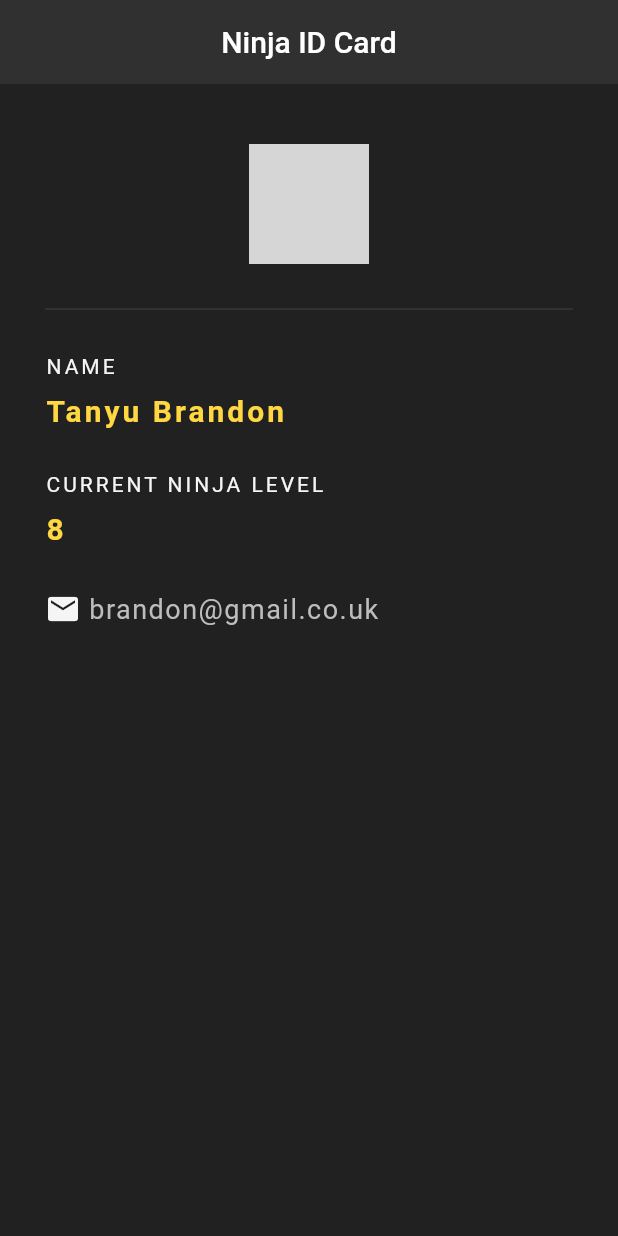
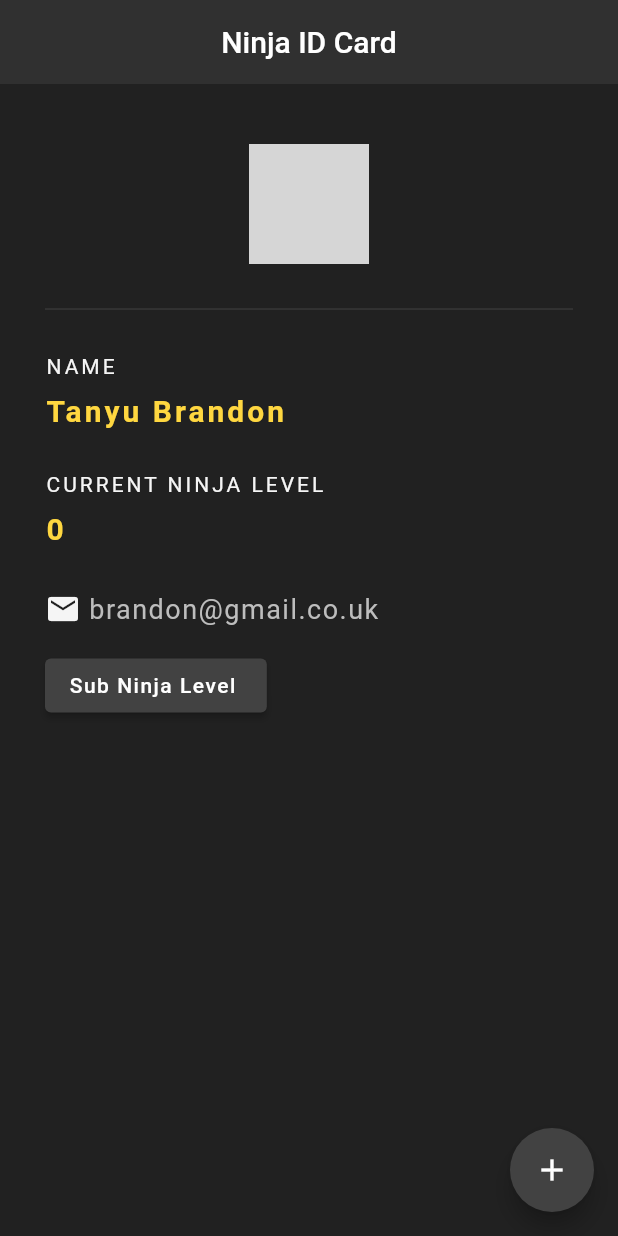
Before and after one commit to brandontanyu/id-card-project, a Flutter app: the screen it shows after launch, on a phone screen of 412 x 824 dp. Run offline on Flutter 3.47's test engine with Material 2 defaults, Android fonts, the phone set to English and light mode, and no system bars; grey boxes are pictures that could not be loaded.

Commit message:
added a addition and subtraction button for the current ninja level

```diff
--- a/lib/main.dart
+++ b/lib/main.dart
@@ -4,8 +4,19 @@ void main() => runApp(const MaterialApp(
   home: NinjaCard(),
 ));
 
-class NinjaCard extends StatelessWidget {
+/*Stateless widgets whose properties do not change over time.
+this means that is does not contain data or states that change.
+ */
+class NinjaCard extends StatefulWidget {
   const NinjaCard({super.key});
+
+  @override
+  State<NinjaCard> createState() => _NinjaCardState();
+}
+
+class _NinjaCardState extends State<NinjaCard> {
+
+  int ninjaLevel = 0;
 
   @override
   Widget build(BuildContext context) {
@@ -16,6 +27,18 @@ class NinjaCard extends StatelessWidget {
         centerTitle: true,
         backgroundColor: Colors.grey[850],
         elevation: 0.0,
+      ),
+      floatingActionButton: FloatingActionButton(
+        onPressed: () {
+          setState(() {
+            ninjaLevel += 1;
+          });
+        },
+        backgroundColor: Colors.grey[800],
+        child: const Icon(
+          Icons.add,
+        ),
+
       ),
       body:Padding(
         padding:const EdgeInsets.fromLTRB(30.0, 40.0, 30.0, 0.0),
@@ -59,7 +82,7 @@ class NinjaCard extends StatelessWidget {
             ),
             const SizedBox(height: 10.0,),
             Text(
-              "8",
+              "$ninjaLevel",
               style: TextStyle(
                 color: Colors.amberAccent[200],
                 letterSpacing: 2.0,
@@ -83,8 +106,25 @@ class NinjaCard extends StatelessWidget {
                      letterSpacing: 1.0,
                    ),
                  ),
+
                ],
             ),
+            const SizedBox(height: 15.0,),
+            ElevatedButton(
+              style:  ButtonStyle(
+                backgroundColor: MaterialStateProperty.all(Colors.grey[800]),
+              ),
+              onPressed: () {
+                setState(() {
+                  ninjaLevel -= 1;
+                });
+              },
+              child:const Text(
+                  "Sub Ninja Level ",
+                   style: TextStyle(
+                     letterSpacing: 1.0,
+                 ),
+              ),),
 
           ],
         ),
```
